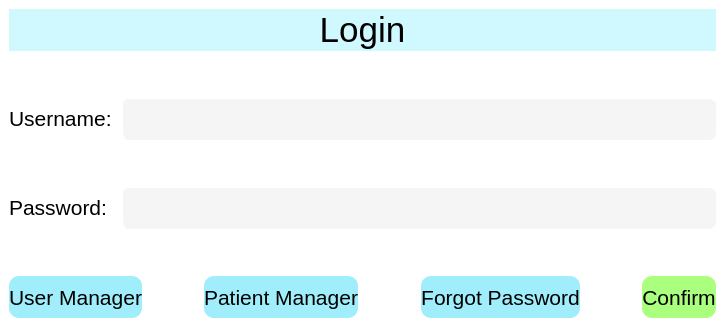
First picture: the form in gui/ui_files/UF_LoginScreen.ui, repository ZachThornee/3K04PaceMaker, before the edit.
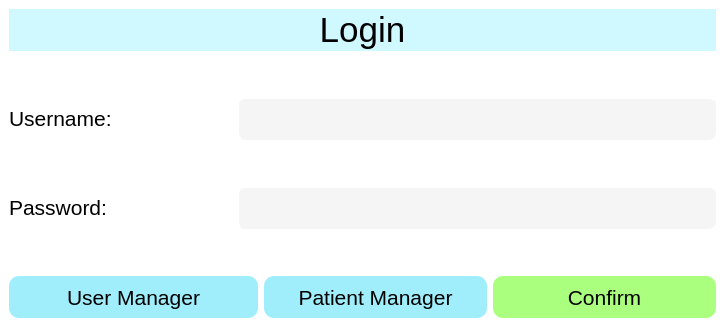
Second picture: the form after the edit.

Patch:
```diff
--- a/gui/ui_files/UF_LoginScreen.ui
+++ b/gui/ui_files/UF_LoginScreen.ui
@@ -18,7 +18,33 @@
   </property>
   <widget class="QWidget" name="UF_Login">
    <layout class="QGridLayout" name="gridLayout">
-    <item row="0" column="0" colspan="8">
+    <item row="2" column="0">
+     <widget class="QLabel" name="LAB_Username">
+      <property name="sizePolicy">
+       <sizepolicy hsizetype="Expanding" vsizetype="Expanding">
+        <horstretch>0</horstretch>
+        <verstretch>0</verstretch>
+       </sizepolicy>
+      </property>
+      <property name="text">
+       <string>&lt;html&gt;&lt;head/&gt;&lt;body&gt;&lt;p&gt;&lt;span style=&quot; font-size:16pt;&quot;&gt;Username:&lt;/span&gt;&lt;/p&gt;&lt;/body&gt;&lt;/html&gt;</string>
+      </property>
+     </widget>
+    </item>
+    <item row="1" column="1">
+     <spacer name="verticalSpacer">
+      <property name="orientation">
+       <enum>Qt::Vertical</enum>
+      </property>
+      <property name="sizeHint" stdset="0">
+       <size>
+        <width>20</width>
+        <height>40</height>
+       </size>
+      </property>
+     </spacer>
+    </item>
+    <item row="0" column="0" colspan="4">
      <widget class="QLabel" name="LAB_Login">
       <property name="sizePolicy">
        <sizepolicy hsizetype="Expanding" vsizetype="Expanding">
@@ -46,92 +72,7 @@
       </property>
      </widget>
     </item>
-    <item row="6" column="6">
-     <spacer name="horizontalSpacer_2">
-      <property name="orientation">
-       <enum>Qt::Horizontal</enum>
-      </property>
-      <property name="sizeHint" stdset="0">
-       <size>
-        <width>40</width>
-        <height>20</height>
-       </size>
-      </property>
-     </spacer>
-    </item>
-    <item row="1" column="1">
-     <spacer name="verticalSpacer">
-      <property name="orientation">
-       <enum>Qt::Vertical</enum>
-      </property>
-      <property name="sizeHint" stdset="0">
-       <size>
-        <width>20</width>
-        <height>40</height>
-       </size>
-      </property>
-     </spacer>
-    </item>
-    <item row="6" column="5">
-     <widget class="QPushButton" name="PB_ForgotPassword">
-      <property name="sizePolicy">
-       <sizepolicy hsizetype="Expanding" vsizetype="Expanding">
-        <horstretch>0</horstretch>
-        <verstretch>0</verstretch>
-       </sizepolicy>
-      </property>
-      <property name="font">
-       <font>
-        <pointsize>16</pointsize>
-       </font>
-      </property>
-      <property name="layoutDirection">
-       <enum>Qt::LeftToRight</enum>
-      </property>
-      <property name="styleSheet">
-       <string notr="true">BACKGROUND-COLOR: rgb(160, 238, 252);
-BORDER-COLOR: rgb(160, 238. 252);
-BORDER-RADIUS: 10px;
-BORDER-STYLE: outset;
-</string>
-      </property>
-      <property name="text">
-       <string>Forgot Password</string>
-      </property>
-     </widget>
-    </item>
-    <item row="5" column="0">
-     <spacer name="verticalSpacer_3">
-      <property name="orientation">
-       <enum>Qt::Vertical</enum>
-      </property>
-      <property name="sizeHint" stdset="0">
-       <size>
-        <width>20</width>
-        <height>40</height>
-       </size>
-      </property>
-     </spacer>
-    </item>
-    <item row="4" column="0">
-     <widget class="QLabel" name="LAB_Password">
-      <property name="sizePolicy">
-       <sizepolicy hsizetype="Expanding" vsizetype="Expanding">
-        <horstretch>0</horstretch>
-        <verstretch>0</verstretch>
-       </sizepolicy>
-      </property>
-      <property name="font">
-       <font>
-        <pointsize>16</pointsize>
-       </font>
-      </property>
-      <property name="text">
-       <string>&lt;html&gt;&lt;head/&gt;&lt;body&gt;&lt;p&gt;&lt;span style=&quot; font-size:16pt;&quot;&gt;Password:&lt;/span&gt;&lt;/p&gt;&lt;/body&gt;&lt;/html&gt;</string>
-      </property>
-     </widget>
-    </item>
-    <item row="6" column="3">
+    <item row="6" column="2">
      <widget class="QPushButton" name="PB_PatientManager">
       <property name="sizePolicy">
        <sizepolicy hsizetype="Expanding" vsizetype="Expanding">
@@ -159,21 +100,8 @@
       </property>
      </widget>
     </item>
-    <item row="2" column="0">
-     <widget class="QLabel" name="LAB_Username">
-      <property name="sizePolicy">
-       <sizepolicy hsizetype="Expanding" vsizetype="Expanding">
-        <horstretch>0</horstretch>
-        <verstretch>0</verstretch>
-       </sizepolicy>
-      </property>
-      <property name="text">
-       <string>&lt;html&gt;&lt;head/&gt;&lt;body&gt;&lt;p&gt;&lt;span style=&quot; font-size:16pt;&quot;&gt;Username:&lt;/span&gt;&lt;/p&gt;&lt;/body&gt;&lt;/html&gt;</string>
-      </property>
-     </widget>
-    </item>
-    <item row="3" column="1">
-     <spacer name="verticalSpacer_2">
+    <item row="5" column="0">
+     <spacer name="verticalSpacer_3">
       <property name="orientation">
        <enum>Qt::Vertical</enum>
       </property>
@@ -185,32 +113,7 @@
       </property>
      </spacer>
     </item>
-    <item row="4" column="1" colspan="7">
-     <widget class="QLineEdit" name="TB_Password">
-      <property name="sizePolicy">
-       <sizepolicy hsizetype="Expanding" vsizetype="Expanding">
-        <horstretch>0</horstretch>
-        <verstretch>0</verstretch>
-       </sizepolicy>
-      </property>
-      <property name="font">
-       <font>
-        <pointsize>16</pointsize>
-       </font>
-      </property>
-      <property name="styleSheet">
-       <string notr="true">BACKGROUND-COLOR: rgb(245, 245, 245);
-BORDER-COLOR: rgb(245, 245, 245);
-BORDER-RADIUS: 7px;
-BORDER-WIDTH: 1px;
-BORDER-STYLE: outset;</string>
-      </property>
-      <property name="text">
-       <string/>
-      </property>
-     </widget>
-    </item>
-    <item row="6" column="7">
+    <item row="6" column="3">
      <widget class="QPushButton" name="PB_Confirm">
       <property name="sizePolicy">
        <sizepolicy hsizetype="Expanding" vsizetype="Expanding">
@@ -238,28 +141,6 @@
       </property>
      </widget>
     </item>
-    <item row="2" column="1" colspan="7">
-     <widget class="QLineEdit" name="TB_Username">
-      <property name="sizePolicy">
-       <sizepolicy hsizetype="Expanding" vsizetype="Expanding">
-        <horstretch>0</horstretch>
-        <verstretch>0</verstretch>
-       </sizepolicy>
-      </property>
-      <property name="font">
-       <font>
-        <pointsize>16</pointsize>
-       </font>
-      </property>
-      <property name="styleSheet">
-       <string notr="true">BACKGROUND-COLOR: rgb(245, 245, 245);
-BORDER-COLOR: rgb(245, 245, 245);
-BORDER-RADIUS: 7px;
-BORDER-WIDTH: 1px;
-BORDER-STYLE: outset;</string>
-      </property>
-     </widget>
-    </item>
     <item row="6" column="0" colspan="2">
      <widget class="QPushButton" name="PB_UserManager">
       <property name="sizePolicy">
@@ -288,35 +169,86 @@
       </property>
      </widget>
     </item>
-    <item row="6" column="2">
-     <spacer name="horizontalSpacer">
-      <property name="orientation">
-       <enum>Qt::Horizontal</enum>
+    <item row="4" column="1" colspan="3">
+     <widget class="QLineEdit" name="TB_Password">
+      <property name="sizePolicy">
+       <sizepolicy hsizetype="Expanding" vsizetype="Expanding">
+        <horstretch>0</horstretch>
+        <verstretch>0</verstretch>
+       </sizepolicy>
       </property>
-      <property name="sizeHint" stdset="0">
-       <size>
-        <width>40</width>
-        <height>20</height>
-       </size>
+      <property name="font">
+       <font>
+        <pointsize>16</pointsize>
+       </font>
       </property>
-     </spacer>
+      <property name="styleSheet">
+       <string notr="true">BACKGROUND-COLOR: rgb(245, 245, 245);
+BORDER-COLOR: rgb(245, 245, 245);
+BORDER-RADIUS: 7px;
+BORDER-WIDTH: 1px;
+BORDER-STYLE: outset;</string>
+      </property>
+      <property name="text">
+       <string/>
+      </property>
+     </widget>
     </item>
-    <item row="6" column="4">
-     <spacer name="horizontalSpacer_3">
+    <item row="4" column="0">
+     <widget class="QLabel" name="LAB_Password">
+      <property name="sizePolicy">
+       <sizepolicy hsizetype="Expanding" vsizetype="Expanding">
+        <horstretch>0</horstretch>
+        <verstretch>0</verstretch>
+       </sizepolicy>
+      </property>
+      <property name="font">
+       <font>
+        <pointsize>16</pointsize>
+       </font>
+      </property>
+      <property name="text">
+       <string>&lt;html&gt;&lt;head/&gt;&lt;body&gt;&lt;p&gt;&lt;span style=&quot; font-size:16pt;&quot;&gt;Password:&lt;/span&gt;&lt;/p&gt;&lt;/body&gt;&lt;/html&gt;</string>
+      </property>
+     </widget>
+    </item>
+    <item row="3" column="1">
+     <spacer name="verticalSpacer_2">
       <property name="orientation">
-       <enum>Qt::Horizontal</enum>
+       <enum>Qt::Vertical</enum>
       </property>
       <property name="sizeHint" stdset="0">
        <size>
-        <width>40</width>
-        <height>20</height>
+        <width>20</width>
+        <height>40</height>
        </size>
       </property>
      </spacer>
     </item>
+    <item row="2" column="1" colspan="3">
+     <widget class="QLineEdit" name="TB_Username">
+      <property name="sizePolicy">
+       <sizepolicy hsizetype="Expanding" vsizetype="Expanding">
+        <horstretch>0</horstretch>
+        <verstretch>0</verstretch>
+       </sizepolicy>
+      </property>
+      <property name="font">
+       <font>
+        <pointsize>16</pointsize>
+       </font>
+      </property>
+      <property name="styleSheet">
+       <string notr="true">BACKGROUND-COLOR: rgb(245, 245, 245);
+BORDER-COLOR: rgb(245, 245, 245);
+BORDER-RADIUS: 7px;
+BORDER-WIDTH: 1px;
+BORDER-STYLE: outset;</string>
+      </property>
+     </widget>
+    </item>
    </layout>
    <zorder>TB_Username</zorder>
-   <zorder>PB_ForgotPassword</zorder>
    <zorder>PB_Confirm</zorder>
    <zorder>PB_UserManager</zorder>
    <zorder>LAB_Username</zorder>
@@ -324,8 +256,6 @@
    <zorder>LAB_Password</zorder>
    <zorder>TB_Password</zorder>
    <zorder>PB_PatientManager</zorder>
-   <zorder>horizontalSpacer</zorder>
-   <zorder>horizontalSpacer_3</zorder>
   </widget>
  </widget>
  <tabstops>
```
Left out of the diff: 1 changed line with no effect on the pictures.
